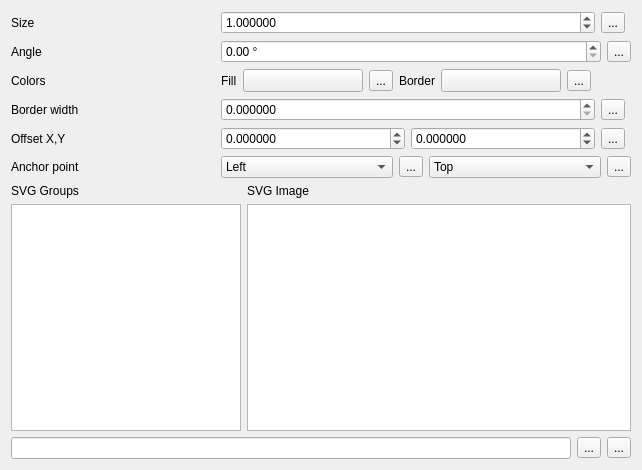
This is src/ui/symbollayer/widget_svgmarker.ui in carsmie/QGIS as Qt 5 draws it before an edit. The edited form follows.
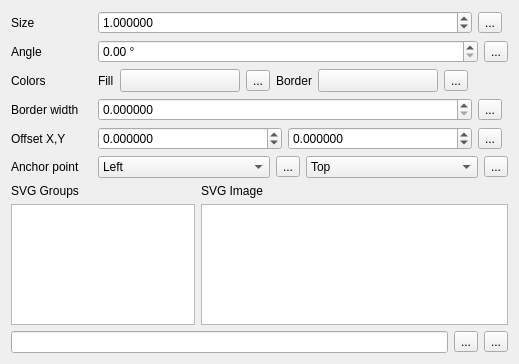
This is the edited form. Custom widgets are drawn as their Qt base class.

```diff
--- a/src/ui/symbollayer/widget_svgmarker.ui
+++ b/src/ui/symbollayer/widget_svgmarker.ui
@@ -6,8 +6,8 @@
    <rect>
     <x>0</x>
     <y>0</y>
-    <width>642</width>
-    <height>470</height>
+    <width>519</width>
+    <height>364</height>
    </rect>
   </property>
   <property name="windowTitle">
```
